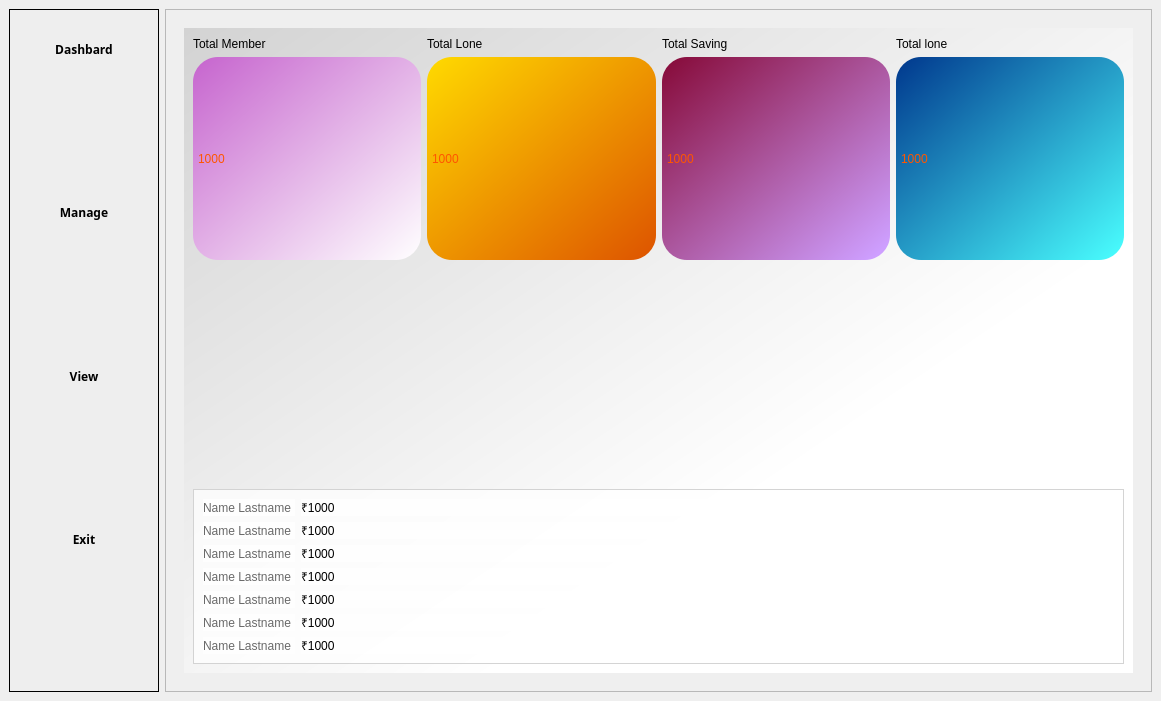
First picture: the form in new.ui, repository nachiket624/GTFC-Desktop-Application, before the edit.
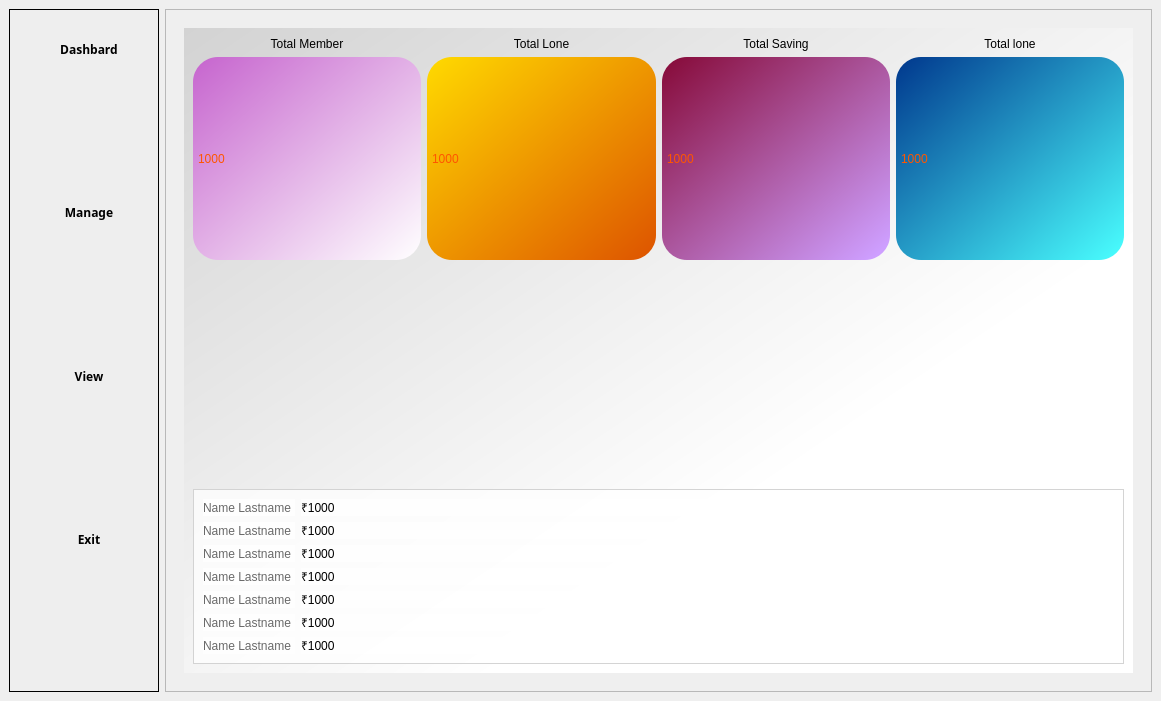
Second picture: the form after the edit. The open tabs and pages were chosen to show the change. Icons and pictures are not drawn.

```diff
--- a/new.ui
+++ b/new.ui
@@ -283,7 +283,7 @@
 }</string>
                     </property>
                     <property name="text">
-                     <string>Total Member</string>
+                     <string>&lt;html&gt;&lt;head/&gt;&lt;body&gt;&lt;p align=&quot;center&quot;&gt;Total Member&lt;/p&gt;&lt;/body&gt;&lt;/html&gt;</string>
                     </property>
                    </widget>
                   </item>
@@ -297,7 +297,7 @@
 }</string>
                     </property>
                     <property name="text">
-                     <string>Total Lone</string>
+                     <string>&lt;html&gt;&lt;head/&gt;&lt;body&gt;&lt;p align=&quot;center&quot;&gt;Total Lone&lt;/p&gt;&lt;/body&gt;&lt;/html&gt;</string>
                     </property>
                    </widget>
                   </item>
@@ -326,7 +326,7 @@
 }</string>
                     </property>
                     <property name="text">
-                     <string>Total Saving</string>
+                     <string>&lt;html&gt;&lt;head/&gt;&lt;body&gt;&lt;p align=&quot;center&quot;&gt;Total Saving&lt;/p&gt;&lt;/body&gt;&lt;/html&gt;</string>
                     </property>
                    </widget>
                   </item>
@@ -341,7 +341,7 @@
 }</string>
                     </property>
                     <property name="text">
-                     <string>Total lone</string>
+                     <string>&lt;html&gt;&lt;head/&gt;&lt;body&gt;&lt;p align=&quot;center&quot;&gt;Total lone&lt;/p&gt;&lt;/body&gt;&lt;/html&gt;</string>
                     </property>
                    </widget>
                   </item>
@@ -2115,6 +2115,9 @@
          <property name="spacing">
           <number>0</number>
          </property>
+         <property name="leftMargin">
+          <number>10</number>
+         </property>
          <property name="bottomMargin">
           <number>0</number>
          </property>
```
Left out of the diff: 14 changed lines with no effect on the pictures.
